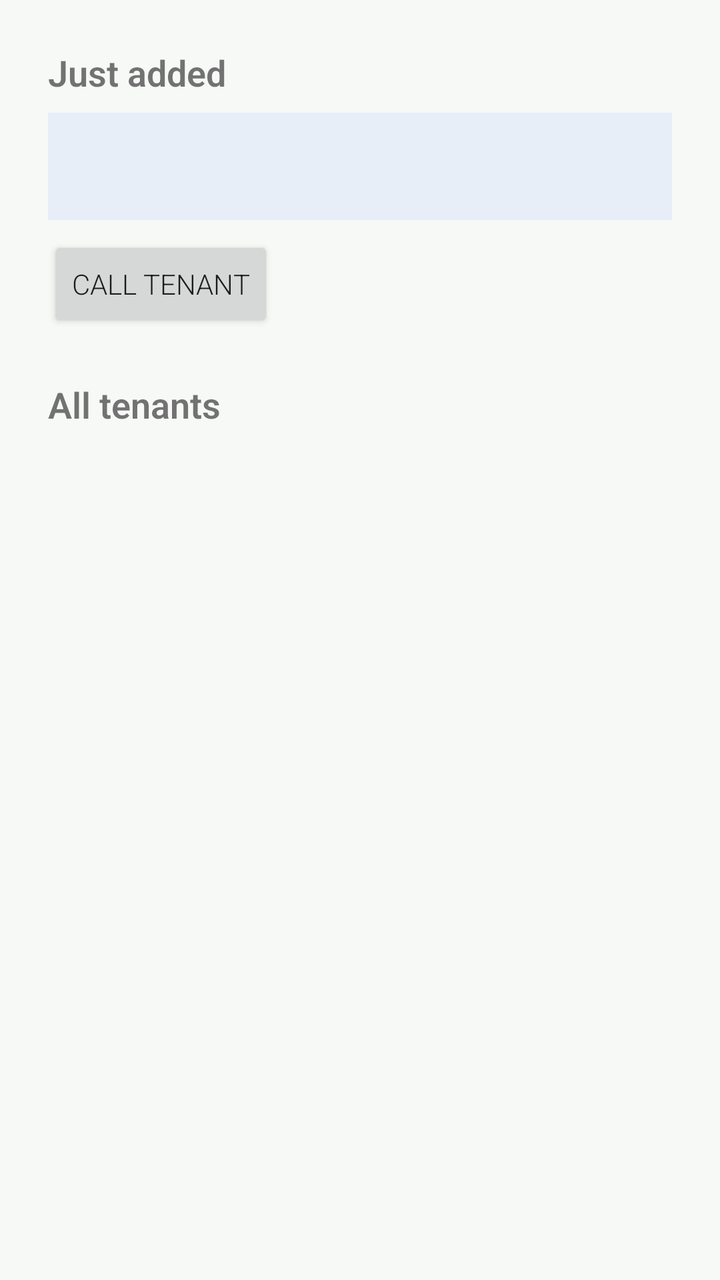
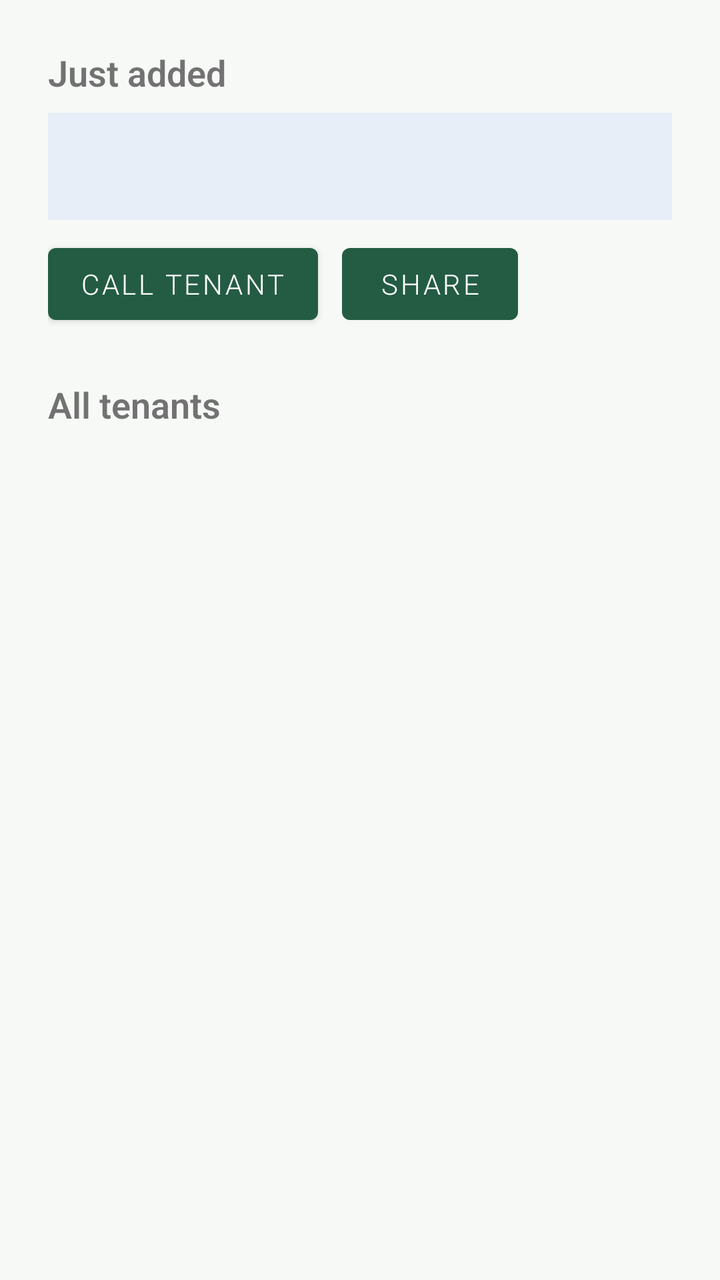

Screens rendered from an Android XML layout before and after an edit, with the pre-edit source and the edit as a unified diff.
<!-- AndroidManifest.xml: application theme Theme.TenantManagement -->
<!-- res/layout/fragment_view_tenants.xml -->
<?xml version="1.0" encoding="utf-8"?>
<layout xmlns:android="http://schemas.android.com/apk/res/android"
    xmlns:app="http://schemas.android.com/apk/res-auto">

    <data>
        <variable
            name="tenant"
            type="com.example.tenantmanagementsystem.Tenant" />
    </data>

    <ScrollView
        android:layout_width="match_parent"
        android:layout_height="match_parent">

        <androidx.constraintlayout.widget.ConstraintLayout
            android:layout_width="match_parent"
            android:layout_height="wrap_content"
            android:padding="24dp">
<TextView
                android:id="@+id/newTenantLabel"
                android:layout_width="wrap_content"
                android:layout_height="wrap_content"
                android:text="Just added"
                android:textSize="18sp"
                android:textStyle="bold"
                app:layout_constraintTop_toTopOf="parent"
                app:layout_constraintStart_toStartOf="parent" />

            <TextView
                android:id="@+id/newTenantTextView"
                android:layout_width="0dp"
                android:layout_height="wrap_content"
                android:text="@{tenant.summary()}"
                android:textSize="16sp"
                android:padding="16dp"
                android:background="#E8EEF7"
                android:layout_marginTop="8dp"
                app:layout_constraintTop_toBottomOf="@id/newTenantLabel"
                app:layout_constraintStart_toStartOf="parent"
                app:layout_constraintEnd_toEndOf="parent" />

            <Button
                android:id="@+id/callButton"
                android:layout_width="wrap_content"
                android:layout_height="wrap_content"
                android:text="CALL TENANT"
                android:layout_marginTop="8dp"
                app:layout_constraintTop_toBottomOf="@id/newTenantTextView"
                app:layout_constraintStart_toStartOf="parent" />

            <androidx.constraintlayout.widget.Group
                android:id="@+id/newTenantGroup"
                android:layout_width="wrap_content"
                android:layout_height="wrap_content"
                app:constraint_referenced_ids="newTenantLabel,newTenantTextView,callButton" />

            <TextView
                android:id="@+id/allTenantsLabel"
                android:layout_width="wrap_content"
                android:layout_height="wrap_content"
                android:text="All tenants"
                android:textSize="18sp"
                android:textStyle="bold"
                android:layout_marginTop="24dp"
                app:layout_goneMarginTop="0dp"
                app:layout_constraintTop_toBottomOf="@id/callButton"
                app:layout_constraintStart_toStartOf="parent" />

            <TextView
                android:id="@+id/allTenantsTextView"
                android:layout_width="0dp"
                android:layout_height="wrap_content"
                android:textSize="16sp"
                android:lineSpacingExtra="4dp"
                android:layout_marginTop="8dp"
                app:layout_constraintTop_toBottomOf="@id/allTenantsLabel"
                app:layout_constraintStart_toStartOf="parent"
                app:layout_constraintEnd_toEndOf="parent" />

        </androidx.constraintlayout.widget.ConstraintLayout>
    </ScrollView>
</layout>
<!-- resources referenced by this layout -->
<resources>
  <style name="Theme.TenantManagement" parent="Theme.AppCompat.Light.NoActionBar">
          <item name="android:fontFamily">sans-serif-light</item>
          <item name="fontFamily">sans-serif-light</item>
          <item name="colorPrimary">#245C43</item>
          <item name="colorPrimaryDark">#183D2D</item>
          <item name="colorAccent">#245C43</item>
          <item name="android:windowLightStatusBar">true</item>
          <item name="android:statusBarColor">#F7F9F7</item>
          <item name="android:navigationBarColor">#F7F9F7</item>
          <item name="android:windowBackground">#F7F9F7</item>
      </style>
</resources>

<!-- the commit's change to res/layout/fragment_view_tenants.xml (unified diff, before → after) -->
@@ -1,22 +1,20 @@
 <?xml version="1.0" encoding="utf-8"?>
-<layout xmlns:android="http://schemas.android.com/apk/res/android"
+<layout
+    xmlns:android="http://schemas.android.com/apk/res/android"
     xmlns:app="http://schemas.android.com/apk/res-auto">
-
     <data>
         <variable
             name="tenant"
             type="com.example.tenantmanagementsystem.Tenant" />
     </data>
-
     <ScrollView
         android:layout_width="match_parent"
         android:layout_height="match_parent">
-
         <androidx.constraintlayout.widget.ConstraintLayout
             android:layout_width="match_parent"
             android:layout_height="wrap_content"
             android:padding="24dp">
-<TextView
+            <TextView
                 android:id="@+id/newTenantLabel"
                 android:layout_width="wrap_content"
                 android:layout_height="wrap_content"
@@ -25,7 +23,6 @@
                 android:textStyle="bold"
                 app:layout_constraintTop_toTopOf="parent"
                 app:layout_constraintStart_toStartOf="parent" />
-
             <TextView
                 android:id="@+id/newTenantTextView"
                 android:layout_width="0dp"
@@ -38,7 +35,6 @@
                 app:layout_constraintTop_toBottomOf="@id/newTenantLabel"
                 app:layout_constraintStart_toStartOf="parent"
                 app:layout_constraintEnd_toEndOf="parent" />
-
             <Button
                 android:id="@+id/callButton"
                 android:layout_width="wrap_content"
@@ -47,13 +43,11 @@
                 android:layout_marginTop="8dp"
                 app:layout_constraintTop_toBottomOf="@id/newTenantTextView"
                 app:layout_constraintStart_toStartOf="parent" />
-
             <androidx.constraintlayout.widget.Group
                 android:id="@+id/newTenantGroup"
                 android:layout_width="wrap_content"
                 android:layout_height="wrap_content"
-                app:constraint_referenced_ids="newTenantLabel,newTenantTextView,callButton" />
-
+                app:constraint_referenced_ids="newTenantLabel,newTenantTextView,callButton,shareButton" />
             <TextView
                 android:id="@+id/allTenantsLabel"
                 android:layout_width="wrap_content"
@@ -65,7 +59,6 @@
                 app:layout_goneMarginTop="0dp"
                 app:layout_constraintTop_toBottomOf="@id/callButton"
                 app:layout_constraintStart_toStartOf="parent" />
-
             <TextView
                 android:id="@+id/allTenantsTextView"
                 android:layout_width="0dp"
@@ -76,7 +69,14 @@
                 app:layout_constraintTop_toBottomOf="@id/allTenantsLabel"
                 app:layout_constraintStart_toStartOf="parent"
                 app:layout_constraintEnd_toEndOf="parent" />
-
+            <Button
+                android:id="@+id/shareButton"
+                android:layout_width="wrap_content"
+                android:layout_height="wrap_content"
+                android:text="@string/share"
+                android:layout_marginStart="12dp"
+                app:layout_constraintStart_toEndOf="@id/callButton"
+                app:layout_constraintTop_toTopOf="@id/callButton" />
         </androidx.constraintlayout.widget.ConstraintLayout>
     </ScrollView>
 </layout>
<!-- resource entries referenced after the edit -->
@@ -1,6 +1,7 @@
 <!-- resources referenced by this layout -->
 <resources>
-  <style name="Theme.TenantManagement" parent="Theme.AppCompat.Light.NoActionBar">
+  <string name="share">SHARE</string>
+  <style name="Theme.TenantManagement" parent="Theme.MaterialComponents.Light.NoActionBar">
           <item name="android:fontFamily">sans-serif-light</item>
           <item name="fontFamily">sans-serif-light</item>
           <item name="colorPrimary">#245C43</item>
